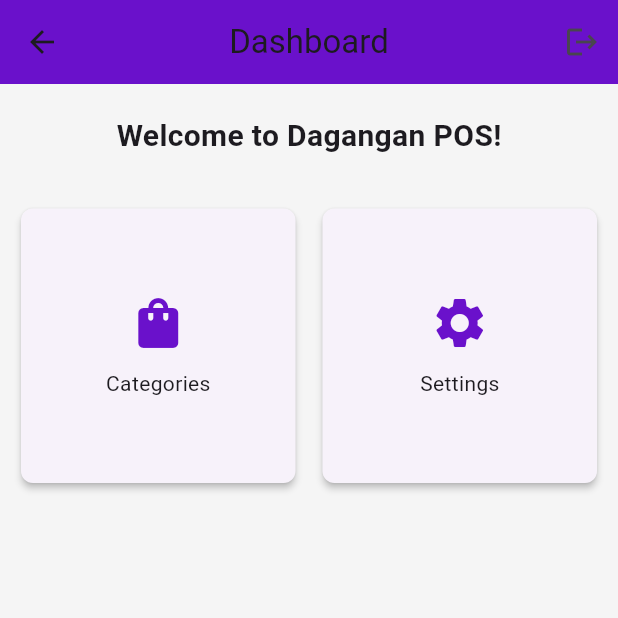
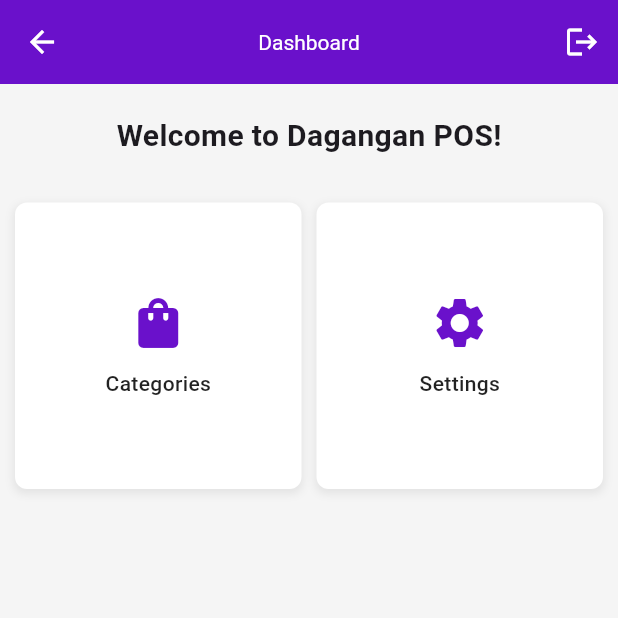
Before and after one commit to Erchwe/dagangan, a Flutter app: the HomeScreen screen opened by its route, on a phone screen of 412 x 824 dp, the top half of it. Run offline on Flutter 3.47's test engine with Material 3 defaults, Android fonts, the light colour scheme and no system bars; our stand-ins replace flutter_dotenv, shared_preferences, supabase_flutter; accounts and stored records are empty.

Commit message:
UI/UX Implementation

```diff
--- a/dagangan/lib/screens/home_screen.dart
+++ b/dagangan/lib/screens/home_screen.dart
@@ -62,22 +62,107 @@
   }
 
   Widget _buildMenuItem(BuildContext context, IconData icon, String title, String route) {
-    return GestureDetector(
+    return HoverableCard(
+      icon: icon,
+      title: title,
       onTap: () {
         Navigator.pushNamed(context, route);
       },
-      child: Card(
-        elevation: 2,
-        shape: RoundedRectangleBorder(
-          borderRadius: BorderRadius.circular(8),
+    );
+  }
+}
+
+// Widget Khusus untuk Animasi Hover dan Klik
+class HoverableCard extends StatefulWidget {
+  final IconData icon;
+  final String title;
+  final VoidCallback onTap;
+
+  const HoverableCard({
+    super.key,
+    required this.icon,
+    required this.title,
+    required this.onTap,
+  });
+
+  @override
+  State<HoverableCard> createState() => _HoverableCardState();
+}
+
+class _HoverableCardState extends State<HoverableCard> {
+  bool _isHovered = false;
+  bool _isClicked = false;
+
+  @override
+  Widget build(BuildContext context) {
+    return MouseRegion(
+      onEnter: (_) => setState(() => _isHovered = true),
+      onExit: (_) => setState(() => _isHovered = false),
+      child: GestureDetector(
+        onTapDown: (_) => setState(() => _isClicked = true),
+        onTapUp: (_) {
+          setState(() => _isClicked = false);
+          widget.onTap();
+        },
+        onTapCancel: () => setState(() => _isClicked = false),
+        child: AnimatedContainer(
+          duration: Duration(milliseconds: 200),
+          curve: Curves.easeInOut,
+          decoration: BoxDecoration(
+            color: _isClicked
+                ? Colors.deepPurple[300]
+                : _isHovered
+                    ? Colors.deepPurple[100]
+                    : Colors.white,
+            borderRadius: BorderRadius.circular(8), // Tetap pertahankan border radius
+            boxShadow: _isHovered
+                ? [
+                    BoxShadow(
+                      color: Colors.deepPurple.withOpacity(0.4),
+                      spreadRadius: 1,
+                      blurRadius: 8,
+                      offset: Offset(0, 4),
+                    )
+                  ]
+                : [
+                    BoxShadow(
+                      color: Colors.grey.withOpacity(0.2),
+                      spreadRadius: 1,
+                      blurRadius: 4,
+                      offset: Offset(0, 2),
+                    )
+                  ],
           ),
+          child: ClipRRect(
+            borderRadius: BorderRadius.circular(8), // Pastikan radius tetap diterapkan di dalam kartu
             child: Column(
               mainAxisAlignment: MainAxisAlignment.center,
               children: [
-            Icon(icon, size: 40, color: Color(0xFF6A11CB)),
+                Icon(
+                  widget.icon,
+                  size: 40,
+                  color: _isClicked
+                      ? Colors.white
+                      : _isHovered
+                          ? Colors.deepPurple
+                          : Color(0xFF6A11CB),
+                ),
                 SizedBox(height: 10),
-            Text(title, style: TextStyle(fontSize: 14)),
+                Text(
+                  widget.title,
+                  style: TextStyle(
+                    fontSize: 14,
+                    color: _isClicked
+                        ? Colors.white
+                        : _isHovered
+                            ? Colors.deepPurple
+                            : Colors.black87,
+                    fontWeight: FontWeight.w500,
+                  ),
+                ),
               ],
+            ),
+          ),
         ),
       ),
     );
```
Also changed, not shown: dagangan/lib/main.dart (+8 -2 lines), dagangan/lib/screens/category_screen.dart (+91 -24 lines). Lines whose indentation alone changed are shown as unchanged.
